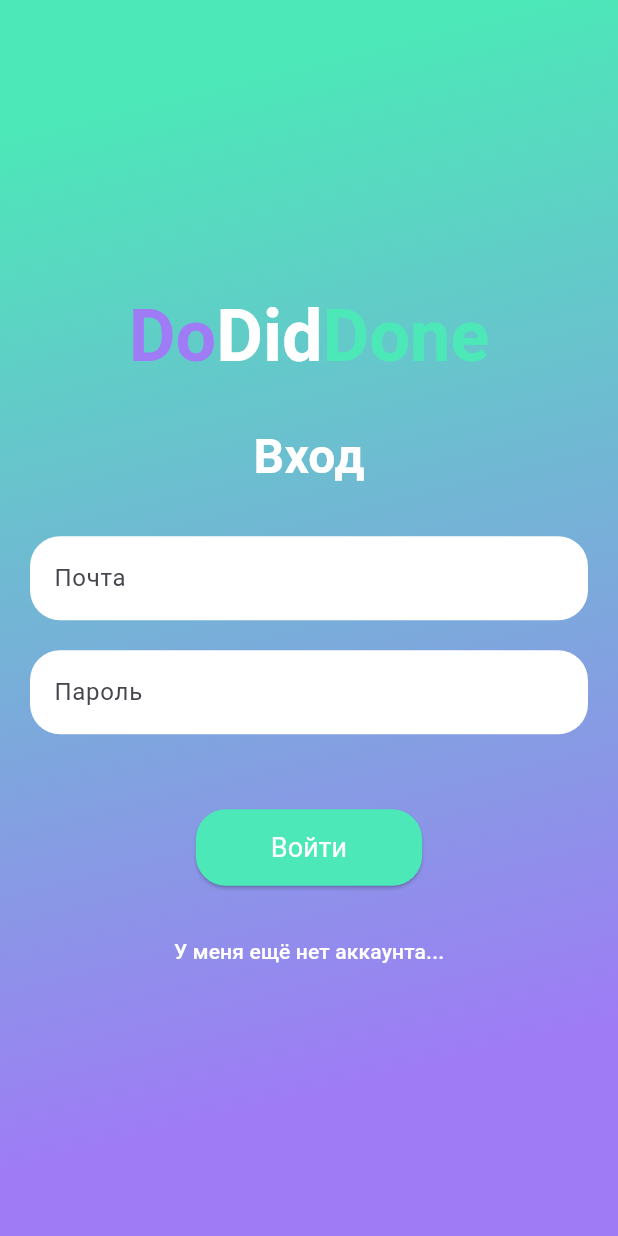
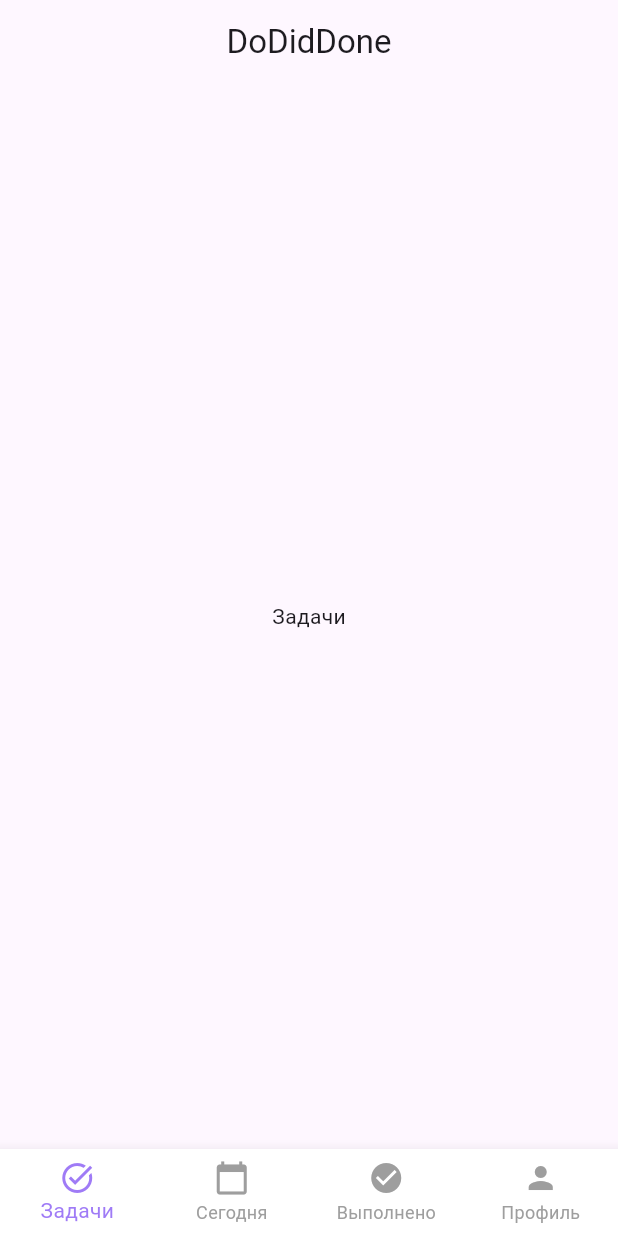
Before and after one commit to sergeytru1/zc_dodiddone, a Flutter app: the screen it shows after launch, after a tap on "Войти", on a phone screen of 412 x 824 dp. Run offline on Flutter 3.47's test engine with Material 3 defaults, Android fonts, the light colour scheme and no system bars.

Commit message:
added MainPage

```diff
--- a/lib/pages/login_page.dart
+++ b/lib/pages/login_page.dart
@@ -1,4 +1,5 @@
 import 'package:flutter/material.dart';
+import 'package:zc_dodiddone/pages/main_page.dart';
 import '../theme/theme.dart';
 
 class LoginPage extends StatefulWidget {
@@ -122,7 +123,7 @@
                   Navigator.pushReplacement(
                       context,
                       MaterialPageRoute(
-                          builder: (context) => const LoginPage()));
+                          builder: (context) => const MainPage()));
                 },
                 style: ElevatedButton.styleFrom(
                   backgroundColor: !isLogin
--- /dev/null
+++ b/lib/pages/main_page.dart
@@ -0,0 +1,62 @@
+import 'package:flutter/material.dart';
+
+class MainPage extends StatefulWidget {
+  const MainPage({Key? key}) : super(key: key);
+
+  @override
+  State<MainPage> createState() => _MainPageState();
+}
+
+class _MainPageState extends State<MainPage> {
+  int _selectedIndex = 0;
+
+  static const List<Widget> _widgetOptions = <Widget>[
+    Text('Задачи'),
+    Text('Сегодня'),
+    Text('Выполнено'),
+    Text('Профиль'),
+  ];
+
+  void _onItemTapped(int index) {
+    setState(() {
+      _selectedIndex = index;
+    });
+  }
+
+  @override
+  Widget build(BuildContext context) {
+    return Scaffold(
+      appBar: AppBar(
+        backgroundColor: Colors.transparent, // Make AppBar transparent
+        elevation: 0, // Remove shadow
+        title: const Text('DoDidDone'),
+        centerTitle: true,
+      ),
+      body: Center(
+        child: _widgetOptions.elementAt(_selectedIndex),
+      ),
+      bottomNavigationBar: BottomNavigationBar(
+        items: const <BottomNavigationBarItem>[
+          BottomNavigationBarItem(
+            icon: Icon(Icons.task_alt),
+            label: 'Задачи',
+          ),
+          BottomNavigationBarItem(
+            icon: Icon(Icons.calendar_today),
+            label: 'Сегодня',
+          ),
+          BottomNavigationBarItem(
+            icon: Icon(Icons.check_circle),
+            label: 'Выполнено',
+          ),
+          BottomNavigationBarItem(
+            icon: Icon(Icons.person),
+            label: 'Профиль',
+          ),
+        ],
+        currentIndex: _selectedIndex,
+        onTap: _onItemTapped,
+      ),
+    );
+  }
+}
--- a/lib/theme/theme.dart
+++ b/lib/theme/theme.dart
@@ -18,5 +18,13 @@
         ),
       ),
     ),
+    // Add this to style the BottomNavigationBar
+    bottomNavigationBarTheme: BottomNavigationBarThemeData(
+      backgroundColor: Colors.white, // Set background color
+      selectedItemColor: const Color(0xFF9F7BF6), // Set selected item color
+      unselectedItemColor: Colors.grey, // Set unselected item color
+      showUnselectedLabels: true, // Show labels for unselected items
+      type: BottomNavigationBarType.fixed, // Use fixed type for consistent size
+    ),
   );
 }
```
